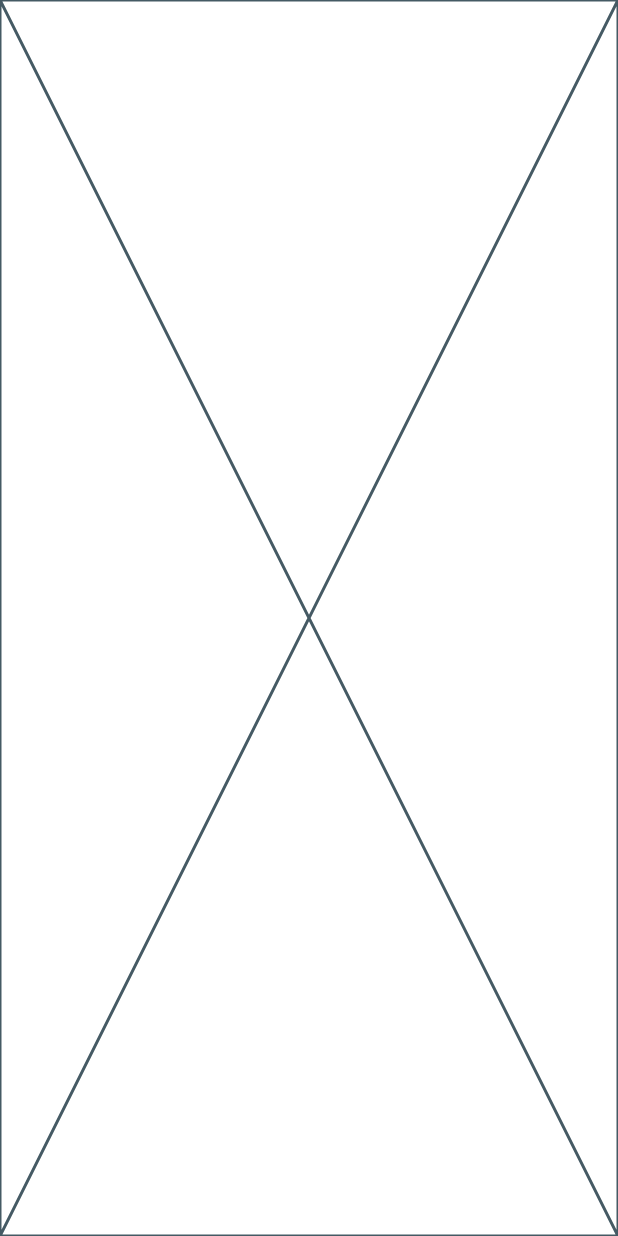
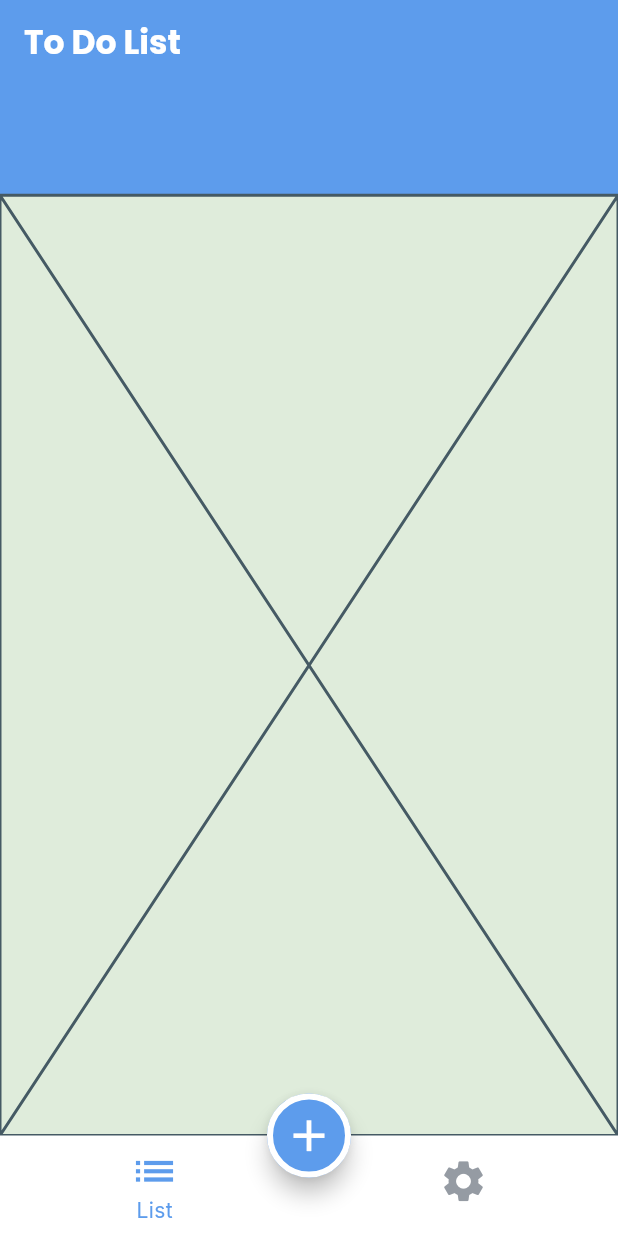
Before and after one commit to MoemenDarwish36/ToDoApp, a Flutter app: the screen it shows after launch, on a phone screen of 412 x 824 dp. Run offline on Flutter 3.47's test engine with Material 3 defaults, Android fonts, the phone set to English and light mode, and no system bars; our stand-ins replace google_fonts.

Commit message:
Finished bottom sheet deign.

```diff
--- a/lib/main.dart
+++ b/lib/main.dart
@@ -1,6 +1,7 @@
 import 'package:flutter/material.dart';
 import 'package:todos/ui/screens/home/home_screen.dart';
 import 'package:todos/ui/screens/splash/splash.dart';
+import 'package:todos/ui/utilities/app_theme.dart';
 
 void main() {
   runApp(const MyApp());
@@ -16,8 +17,9 @@ class MyApp extends StatelessWidget {
       initialRoute: Splash.routeName,
       routes: {
         Splash.routeName: (_) => const Splash(),
-        HomeScreen.routeName: (_) => const HomeScreen(),
+        HomeScreen.routeName: (_) => HomeScreen(),
       },
+      theme: AppThemeData.lightTheme,
     );
   }
 }
--- a/lib/ui/screens/home/home_screen.dart
+++ b/lib/ui/screens/home/home_screen.dart
@@ -1,12 +1,72 @@
 import 'package:flutter/material.dart';
+import 'package:todos/ui/screens/add_bottom_sheet/add_bottom_sheet.dart';
+import 'package:todos/ui/screens/home/taps/list/list_tap.dart';
+import 'package:todos/ui/screens/home/taps/settings/settings-tap.dart';
 
-class HomeScreen extends StatelessWidget {
+import '../../utilities/app_colors.dart';
+
+class HomeScreen extends StatefulWidget {
   static const String routeName = "homeScreen";
 
-  const HomeScreen({super.key});
+  HomeScreen({super.key});
+
+  @override
+  State<HomeScreen> createState() => _HomeScreenState();
+}
+
+class _HomeScreenState extends State<HomeScreen> {
+  int selectedIndex = 0;
+  List<Widget> tab = const [SettingTap(), ListTap()];
 
   @override
   Widget build(BuildContext context) {
-    return const Placeholder();
+    return SafeArea(
+      child: Scaffold(
+        appBar: AppBar(
+          // toolbarHeight: MediaQuery.of(context).size.height * .18,
+          backgroundColor: Theme.of(context).primaryColor,
+          title:
+              Text("To Do List", style: Theme.of(context).textTheme.titleLarge),
+        ),
+
+        ///to controls a FloatingActionButton location
+        floatingActionButtonLocation: FloatingActionButtonLocation.centerDocked,
+        bottomNavigationBar: buildBottomNavigation(),
+        floatingActionButton: buildFab(),
+
+        body: Column(
+          children: [
+            Container(
+              color: Theme.of(context).primaryColor,
+              width: double.infinity,
+              height: MediaQuery.of(context).size.height * .09,
+            ),
+            Expanded(child: tab[selectedIndex]),
+          ],
+        ),
+      ),
+    );
   }
+
+  buildBottomNavigation() => BottomNavigationBar(
+          currentIndex: selectedIndex,
+          onTap: (tappedIndex) {
+            selectedIndex = tappedIndex;
+            setState(() {});
+          },
+          items: const [
+            BottomNavigationBarItem(icon: Icon(Icons.list), label: "List"),
+            BottomNavigationBarItem(
+                icon: Icon(Icons.settings), label: "settings"),
+          ]);
+
+  buildFab() => FloatingActionButton(
+        onPressed: () {
+          AddBottomSheet.show(context);
+        },
+        child: const Icon(
+          Icons.add,
+          color: AppColors.white,
+        ),
+      );
 }
--- /dev/null
+++ b/lib/ui/screens/home/taps/settings/settings-tap.dart
@@ -0,0 +1,10 @@
+import 'package:flutter/material.dart';
+
+class SettingTap extends StatelessWidget {
+  const SettingTap({super.key});
+
+  @override
+  Widget build(BuildContext context) {
+    return const Placeholder();
+  }
+}
--- /dev/null
+++ b/lib/ui/utilities/app_colors.dart
@@ -0,0 +1,17 @@
+import 'package:flutter/material.dart';
+
+abstract class AppColors {
+  ///light
+  static const Color primaryColor = Color(0xFF5D9CEC);
+  static const Color blackLightColor = Color(0xFF383838);
+  static const Color greenColor = Color(0xFF61E757);
+  static const Color redColor = Color(0xFFEC4B4B);
+  static const Color backGroundLightColor = Color(0xFFDFECDB);
+  static const Color white = Colors.white;
+  static const Color greyColor = Color(0xFF959BA3);
+  static const Color black = Colors.black;
+
+  ///Dark
+  static const Color backGroundDarkColor = Color(0xFF060E1E);
+  static const Color blackDarkColor = Color(0xFF141922);
+}
--- /dev/null
+++ b/lib/ui/utilities/app_theme.dart
@@ -0,0 +1,64 @@
+import 'package:flutter/material.dart';
+import 'package:google_fonts/google_fonts.dart';
+import 'package:todos/ui/utilities/app_colors.dart';
+
+class AppThemeData {
+  ///lightTheme
+  static final ThemeData lightTheme = ThemeData(
+      primaryColor: AppColors.primaryColor,
+      scaffoldBackgroundColor: AppColors.backGroundLightColor,
+      appBarTheme: const AppBarTheme(
+        backgroundColor: AppColors.primaryColor,
+        elevation: 0,
+      ),
+      bottomNavigationBarTheme: const BottomNavigationBarThemeData(
+        elevation: 0,
+        backgroundColor: AppColors.white,
+        selectedItemColor: AppColors.primaryColor,
+        unselectedItemColor: AppColors.greyColor,
+        selectedIconTheme: IconThemeData(size: 33),
+        unselectedIconTheme: IconThemeData(size: 33),
+        showUnselectedLabels: false,
+      ),
+      floatingActionButtonTheme: const FloatingActionButtonThemeData(
+        iconSize: 35,
+        backgroundColor: AppColors.primaryColor,
+        shape:
+
+            ///to do border around FloatingActionButton
+            StadiumBorder(side: BorderSide(color: AppColors.white, width: 4)),
+        // RoundedRectangleBorder(
+        //     borderRadius: BorderRadius.circular(35),
+        //     side: const BorderSide(color: AppColors.white,width: 4)),
+      ),
+      bottomSheetTheme: const BottomSheetThemeData(
+          shape: RoundedRectangleBorder(
+        borderRadius: BorderRadius.only(
+          topLeft: Radius.circular(15),
+          topRight: Radius.circular(15),
+        ),
+        // side: BorderSide()
+      )),
+      textTheme: TextTheme(
+        titleLarge: GoogleFonts.poppins(
+          fontSize: 22,
+          fontWeight: FontWeight.bold,
+          color: AppColors.white,
+        ),
+        titleMedium: GoogleFonts.poppins(
+          fontSize: 18,
+          fontWeight: FontWeight.bold,
+          color: AppColors.black,
+        ),
+        bodyLarge: GoogleFonts.inter(
+          fontSize: 20,
+          fontWeight: FontWeight.w500,
+          color: AppColors.black,
+        ),
+        bodyMedium: GoogleFonts.inter(
+          fontSize: 18,
+          fontWeight: FontWeight.w400,
+          color: AppColors.black,
+        ),
+      ));
+}
```
Also changed, not shown: lib/ui/screens/add_bottom_sheet/add_bottom_sheet.dart (added, +111 -0 lines), lib/ui/screens/home/taps/list/list_tap.dart (added, +10 -0 lines), lib/ui/utilities/date_time_extension.dart (added, +15 -0 lines), pubspec.yaml (+6 -3 lines), pubspec.lock.
